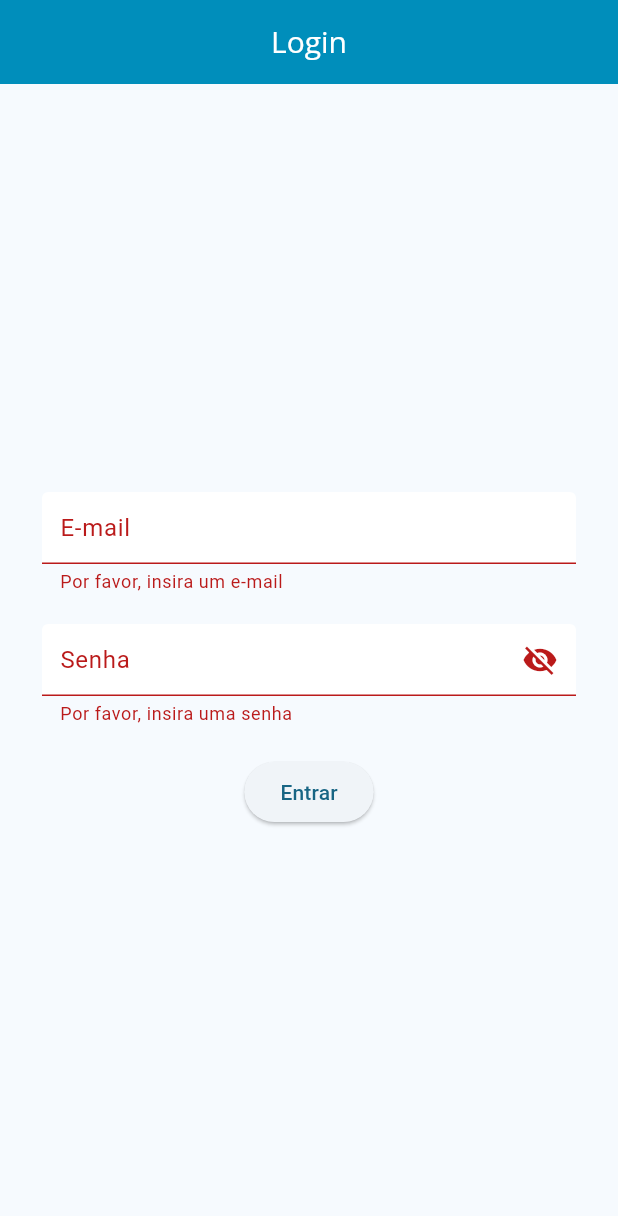
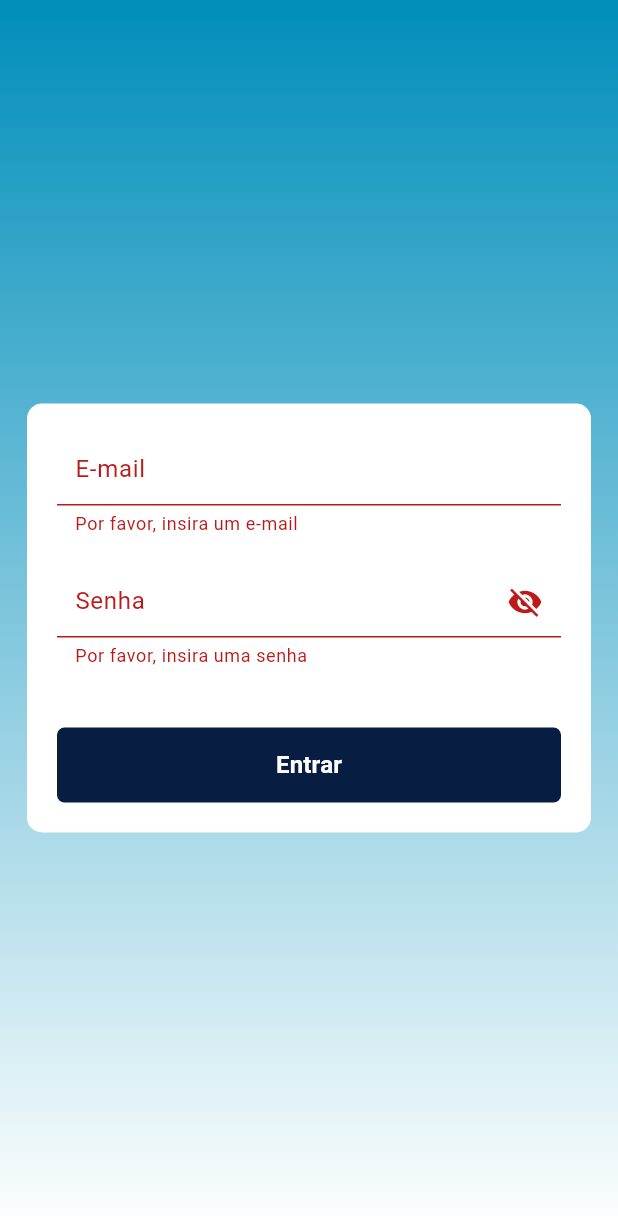
Before and after one commit to LucasCampanuchi/Projeto, a Flutter app: the screen it shows after launch, after a tap on "Entrar", on a phone screen of 412 x 824 dp. Shown: the top 1216 px of the screen. Run offline on Flutter 3.47's test engine with Material 3 defaults, Android fonts, the phone set to English and light mode, and no system bars; our stand-ins replace cached_network_image, dio, flutter_mobx, fluttertoast, google_fonts, mobx and 2 more; generated files the repository leaves out were written again; network calls fail.

Commit message:
Ajustes na página de login e na navegação

```diff
--- a/analysis_options.yaml
+++ b/analysis_options.yaml
@@ -7,6 +7,10 @@
 
 # The following line activates a set of recommended lints for Flutter apps,
 # packages, and plugins designed to encourage good coding practices.
+analyzer:
+  errors:
+    file_names: ignore
+    library_private_types_in_public_api: ignore
 include: package:flutter_lints/flutter.yaml
 
 linter:
@@ -23,6 +27,5 @@ linter:
   rules:
     # avoid_print: false  # Uncomment to disable the `avoid_print` rule
     # prefer_single_quotes: true  # Uncomment to enable the `prefer_single_quotes` rule
-
 # Additional information about this file can be found at
 # https://dart.dev/guides/language/analysis-options
--- a/lib/components/image_widget.dart
+++ b/lib/components/image_widget.dart
@@ -1,6 +1,5 @@
 import 'package:cached_network_image/cached_network_image.dart';
 import 'package:flutter/material.dart';
-import 'package:skeletonizer/skeletonizer.dart';
 
 class ImageWidget extends StatelessWidget {
   final String? imageUrl;
--- a/lib/config/my_app.dart
+++ b/lib/config/my_app.dart
@@ -5,7 +5,11 @@ import '../pages/home_page/view/home_page.dart';
 import '../pages/login_page/view/login_page.dart';
 
 class MyApp extends StatelessWidget {
-  const MyApp({super.key});
+  final bool isLogged;
+  const MyApp({
+    super.key,
+    required this.isLogged,
+  });
 
   // This widget is the root of your application.
   @override
@@ -15,6 +19,7 @@ class MyApp extends StatelessWidget {
       theme: appTheme,
       debugShowCheckedModeBanner: false,
       themeMode: ThemeMode.light,
+      initialRoute: isLogged ? '/home' : '/',
       routes: {
         '/': (context) => const LoginPage(),
         '/home': (context) => const HomePage(),
--- a/lib/main.dart
+++ b/lib/main.dart
@@ -4,11 +4,21 @@ import 'package:flutter/material.dart';
 import 'package:projeto_teste/config/my_http.dart';
 
 import 'config/my_app.dart';
+import 'services/shared_preferences.service.dart';
 
-void main() {
+Future<void> main() async {
+  WidgetsFlutterBinding.ensureInitialized();
   HttpOverrides.global = MyHttpOverrides();
 
+  SharedPreferencesService sharedPreferencesService =
+      SharedPreferencesService();
+
+  String? logged = await sharedPreferencesService.readData('logged');
+  bool isLogged = logged == 'true';
+
   runApp(
-    const MyApp(),
+    MyApp(
+      isLogged: isLogged,
+    ),
   );
 }
--- /dev/null
+++ b/lib/pages/login_page/store/login.store.dart
@@ -0,0 +1,60 @@
+import 'package:flutter/material.dart';
+import 'package:mobx/mobx.dart';
+
+import '../../../services/shared_preferences.service.dart';
+import '../../../shared/message.dart';
+import '../../home_page/view/home_page.dart';
+part 'login.store.g.dart';
+
+class LoginStore = _LoginStoreBase with _$LoginStore;
+
+abstract class _LoginStoreBase with Store {
+  @observable
+  GlobalKey<FormState> formKey = GlobalKey<FormState>();
+
+  @observable
+  TextEditingController emailController = TextEditingController();
+
+  @observable
+  TextEditingController passwordController = TextEditingController();
+
+  @observable
+  bool showPassword = false;
+
+  @action
+  void toggleShowPassword() {
+    showPassword = !showPassword;
+  }
+
+  @action
+  void login(BuildContext context) {
+    {
+      if (formKey.currentState!.validate()) {
+        if (emailController.text != 'teste@gmail.com' &&
+            passwordController.text != '123456') {
+          message(
+            'Email ou senha inválidos',
+          );
+
+          return;
+        }
+
+        SharedPreferencesService sharedPreferencesService =
+            SharedPreferencesService();
+
+        sharedPreferencesService.saveData(
+          'logged',
+          'true',
+        );
+
+        Navigator.pushAndRemoveUntil(
+          context,
+          MaterialPageRoute(
+            builder: (context) => const HomePage(),
+          ),
+          (route) => false,
+        );
+      }
+    }
+  }
+}
--- a/lib/pages/login_page/view/login_page.dart
+++ b/lib/pages/login_page/view/login_page.dart
@@ -1,7 +1,7 @@
 import 'package:flutter/material.dart';
-import 'package:projeto_teste/shared/message.dart';
+import 'package:projeto_teste/pages/login_page/store/login.store.dart';
 
-import '../../home_page/view/home_page.dart';
+import '../../../layout/colors.dart';
 
 class LoginPage extends StatefulWidget {
   const LoginPage({super.key});
@@ -11,32 +11,44 @@ class LoginPage extends StatefulWidget {
 }
 
 class _LoginPageState extends State<LoginPage> {
-  final _formKey = GlobalKey<FormState>();
-
-  TextEditingController emailController = TextEditingController();
-  TextEditingController passwordController = TextEditingController();
-
-  bool showPassword = false;
+  final LoginStore store = LoginStore();
 
   @override
   Widget build(BuildContext context) {
+    final Size size = MediaQuery.of(context).size;
+
     return Scaffold(
-      appBar: AppBar(
-        title: const Text('Login'),
-        centerTitle: true,
+      body: SingleChildScrollView(
+        child: Container(
+          height: size.height,
+          decoration: BoxDecoration(
+            gradient: LinearGradient(
+              begin: Alignment.topCenter,
+              end: Alignment.bottomCenter,
+              colors: [
+                AppColors.primary,
+                Colors.white,
+              ],
             ),
-      body: Padding(
+          ),
+          child: Padding(
             padding: const EdgeInsets.all(18.0),
             child: Form(
-          key: _formKey,
+              key: store.formKey,
+              child: Center(
+                child: Container(
+                  padding: const EdgeInsets.all(20),
+                  decoration: BoxDecoration(
+                    color: Colors.white,
+                    borderRadius: BorderRadius.circular(10),
+                  ),
                   child: Column(
                     mainAxisAlignment: MainAxisAlignment.center,
                     crossAxisAlignment: CrossAxisAlignment.center,
+                    mainAxisSize: MainAxisSize.min,
                     children: [
-              Padding(
-                padding: const EdgeInsets.all(10),
-                child: TextFormField(
-                  controller: emailController,
+                      TextFormField(
+                        controller: store.emailController,
                         decoration: const InputDecoration(
                           labelText: 'E-mail',
                         ),
@@ -47,23 +59,21 @@ class _LoginPageState extends State<LoginPage> {
                           return null;
                         },
                       ),
+                      const SizedBox(
+                        height: 20,
                       ),
-              Padding(
-                padding: const EdgeInsets.all(10),
-                child: TextFormField(
-                  controller: passwordController,
-                  obscureText: !showPassword,
+                      TextFormField(
+                        controller: store.passwordController,
+                        obscureText: !store.showPassword,
                         decoration: InputDecoration(
                           labelText: 'Senha',
                           suffixIcon: IconButton(
                             icon: Icon(
-                        showPassword ? Icons.visibility : Icons.visibility_off,
+                              store.showPassword
+                                  ? Icons.visibility
+                                  : Icons.visibility_off,
                             ),
-                      onPressed: () {
-                        setState(() {
-                          showPassword = !showPassword;
-                        });
-                      },
+                            onPressed: () => store.toggleShowPassword(),
                           ),
                         ),
                         validator: (value) {
@@ -77,37 +87,47 @@ class _LoginPageState extends State<LoginPage> {
                           return null;
                         },
                       ),
+                      const SizedBox(
+                        height: 40,
                       ),
-              Padding(
-                padding: const EdgeInsets.all(10),
-                child: ElevatedButton(
-                  onPressed: () {
-                    if (_formKey.currentState!.validate()) {
-                      if (emailController.text != 'teste@gmail.com' &&
-                          passwordController.text != '123456') {
-                        message(
-                          'Email ou senha inválidos',
-                        );
-
-                        return;
-                      }
-
-                      Navigator.pushAndRemoveUntil(
-                        context,
-                        MaterialPageRoute(
-                          builder: (context) => const HomePage(),
+                      TextButton(
+                        onPressed: () => store.login(context),
+                        style: ButtonStyle(
+                          fixedSize: WidgetStateProperty.all<Size>(
+                            Size(size.width - 55, 50),
                           ),
-                        (route) => false,
-                      );
-                    }
-                  },
-                  child: const Text('Entrar'),
+                          backgroundColor: WidgetStateProperty.all<Color>(
+                            const Color.fromRGBO(
+                              7,
+                              29,
+                              65,
+                              1,
+                            ),
+                          ),
+                          shape:
+                              WidgetStateProperty.all<RoundedRectangleBorder>(
+                            RoundedRectangleBorder(
+                              borderRadius: BorderRadius.circular(5.0),
+                            ),
+                          ),
+                        ),
+                        child: const Text(
+                          'Entrar',
+                          style: TextStyle(
+                            color: Colors.white,
+                            fontSize: 16,
+                            fontWeight: FontWeight.bold,
+                          ),
                         ),
                       ),
                     ],
                   ),
                 ),
               ),
+            ),
+          ),
+        ),
+      ),
     );
   }
 }
--- /dev/null
+++ b/lib/services/shared_preferences.service.dart
@@ -0,0 +1,20 @@
+import 'package:shared_preferences/shared_preferences.dart';
+
+class SharedPreferencesService {
+  Future<void> saveData(String key, String value) async {
+    SharedPreferences prefs = await SharedPreferences.getInstance();
+
+    await prefs.setString(key, value);
+  }
+
+  Future<String?> readData(String key) async {
+    SharedPreferences prefs = await SharedPreferences.getInstance();
+
+    return prefs.getString(key);
+  }
+
+  Future<bool> deleteData(String key) async {
+    SharedPreferences prefs = await SharedPreferences.getInstance();
+    return prefs.remove(key);
+  }
+}
--- a/lib/shared/launch_url.dart
+++ b/lib/shared/launch_url.dart
@@ -1,4 +1,3 @@
-import 'package:flutter/material.dart';
 import 'package:url_launcher/url_launcher.dart';
 
 import '../shared/message.dart';
--- a/lib/themes/app_theme.dart
+++ b/lib/themes/app_theme.dart
@@ -1,5 +1,4 @@
 import 'package:flutter/material.dart';
-import 'package:flutter/widgets.dart';
 import 'package:google_fonts/google_fonts.dart';
 
 final ThemeData appTheme = ThemeData(
--- a/pubspec.yaml
+++ b/pubspec.yaml
@@ -47,6 +47,7 @@ dependencies:
   cached_network_image: ^3.3.1
   skeletonizer: ^1.1.2+1
   url_launcher: ^6.2.6
+  shared_preferences: ^2.2.3
 
 dev_dependencies:
   flutter_test:
```
Also changed, not shown: lib/pages/home_page/view/home_page.dart (+13 -3 lines), lib/shared/confirm_dialog.dart (added, +74 -0 lines), lib/pages/home_page/store/home_page.store.g.dart, lib/pages/login_page/store/login.store.g.dart (added), pubspec.lock, 1 other file. Lines whose indentation alone changed are shown as unchanged.
